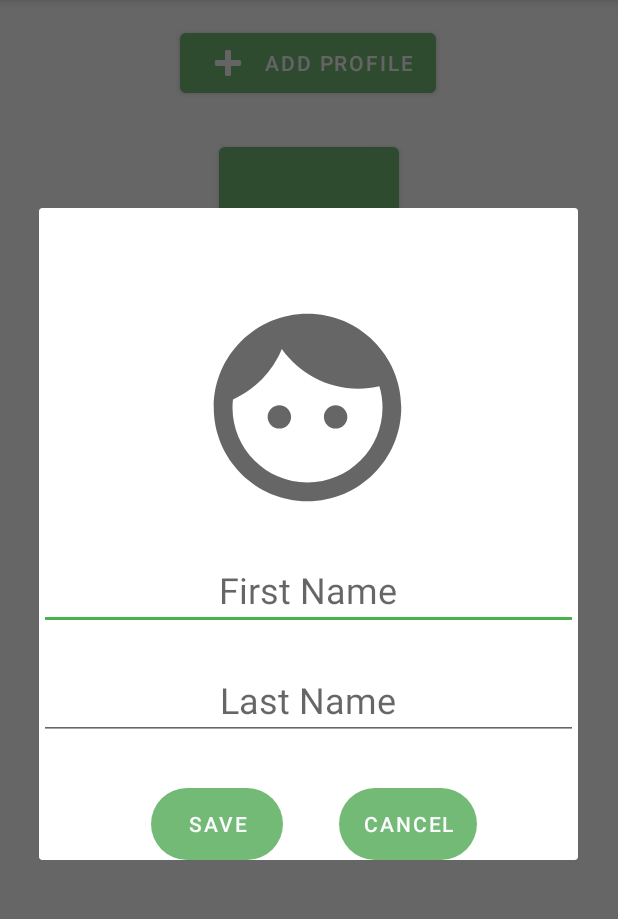
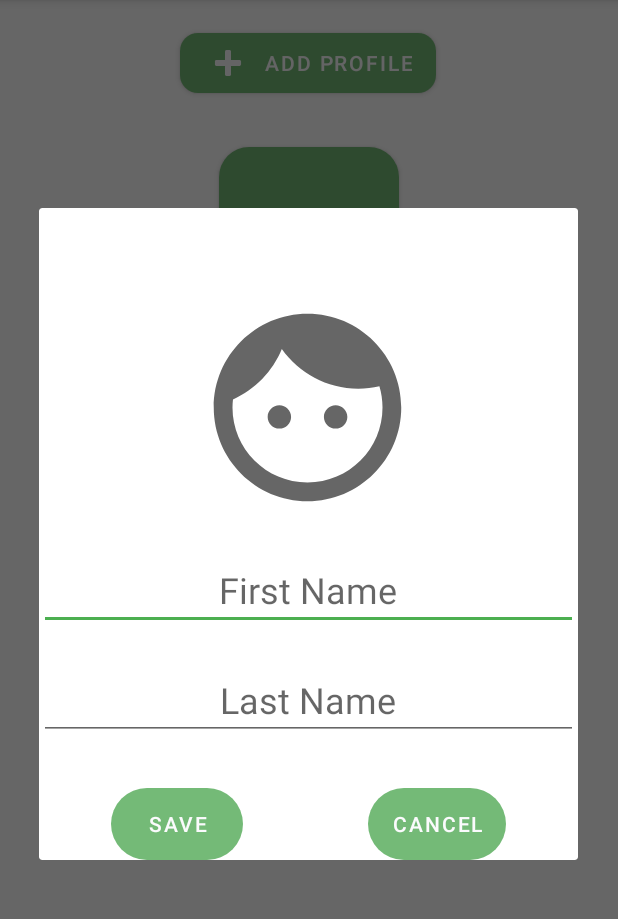
Before and after one commit to gavinrcodenext/MyDomilyApp, an Android app: the ProfilePageActivity screen opened directly, with no data from a screen before it, after a tap on "ADD PROFILE", on a phone screen of 412 x 824 dp, the part 84-1003 px from its top. Run offline under Robolectric (Android 15) with nearby library versions, the phone set to English and light mode, and no system bars.

Commit message:
Feedback changes

```diff
--- a/app/src/main/res/layout/activity_chore_assignment_page.xml
+++ b/app/src/main/res/layout/activity_chore_assignment_page.xml
@@ -72,8 +72,8 @@
         android:id="@+id/spinner"
         android:layout_width="wrap_content"
         android:layout_height="wrap_content"
-        app:layout_constraintEnd_toEndOf="parent"
-        app:layout_constraintHorizontal_bias="0.322"
+        android:layout_marginStart="100dp"
+        android:layout_marginLeft="100dp"
         app:layout_constraintStart_toStartOf="parent"
         app:layout_constraintTop_toBottomOf="@+id/profile_one_label" />
 
@@ -86,6 +86,7 @@
         android:onClick="confirmAssignChore"
         android:text="@string/confirm_assign_chore_button_label"
         app:backgroundTint="#74BA77"
+        app:cornerRadius="12dp"
         app:layout_constraintBottom_toBottomOf="parent"
         app:layout_constraintEnd_toEndOf="parent"
         app:layout_constraintStart_toStartOf="parent" />
--- a/app/src/main/res/layout/activity_main3.xml
+++ b/app/src/main/res/layout/activity_main3.xml
@@ -74,8 +74,11 @@
         android:layout_marginBottom="72dp"
         android:background="@drawable/custom_button"
         android:onClick="gotoMainActivity2"
+        android:textSize="20sp"
         app:backgroundTint="#74BA77"
-        app:icon="@android:drawable/ic_menu_revert"
+        app:icon="?attr/homeAsUpIndicator"
+        app:iconPadding="8dp"
+        app:iconSize="30dp"
         app:layout_constraintBottom_toBottomOf="parent"
         app:layout_constraintEnd_toStartOf="@+id/button2"
         app:layout_constraintHorizontal_bias="0.153"
--- a/app/src/main/res/layout/activity_profile_page.xml
+++ b/app/src/main/res/layout/activity_profile_page.xml
@@ -15,6 +15,7 @@
         android:text="@string/parent_profile_label"
         android:visibility="visible"
         app:backgroundTint="#74BA77"
+        app:cornerRadius="20dp"
         app:layout_constraintEnd_toEndOf="parent"
         app:layout_constraintStart_toStartOf="parent"
         app:layout_constraintTop_toBottomOf="@+id/add_profile_button" />
@@ -28,6 +29,7 @@
         android:layout_marginRight="40dp"
         android:visibility="invisible"
         app:backgroundTint="#74BA77"
+        app:cornerRadius="20dp"
         app:layout_constraintEnd_toEndOf="parent"
         app:layout_constraintTop_toBottomOf="@+id/profile_button_three" />
 
@@ -40,6 +42,7 @@
         android:layout_marginTop="30dp"
         android:visibility="invisible"
         app:backgroundTint="#74BA77"
+        app:cornerRadius="20dp"
         app:layout_constraintStart_toStartOf="parent"
         app:layout_constraintTop_toBottomOf="@+id/profile_button_four" />
 
@@ -52,6 +55,7 @@
         android:layout_marginRight="40dp"
         android:visibility="invisible"
         app:backgroundTint="#74BA77"
+        app:cornerRadius="20dp"
         app:layout_constraintEnd_toEndOf="parent"
         app:layout_constraintTop_toBottomOf="@+id/profile_button_five" />
 
@@ -63,6 +67,7 @@
         android:onClick="createNewProfileDialog"
         android:text="@string/add_profile_button_label"
         app:backgroundTint="#74BA77"
+        app:cornerRadius="12dp"
         app:icon="@android:drawable/ic_input_add"
         app:layout_constraintEnd_toEndOf="parent"
         app:layout_constraintHorizontal_bias="0.498"
@@ -78,6 +83,7 @@
         android:layout_marginTop="30dp"
         android:visibility="invisible"
         app:backgroundTint="#74BA77"
+        app:cornerRadius="20dp"
         app:layout_constraintStart_toStartOf="parent"
         app:layout_constraintTop_toBottomOf="@+id/parent_profile_button" />
 
@@ -90,6 +96,7 @@
         android:layout_marginTop="30dp"
         android:visibility="invisible"
         app:backgroundTint="#74BA77"
+        app:cornerRadius="20dp"
         app:layout_constraintStart_toStartOf="parent"
         app:layout_constraintTop_toBottomOf="@+id/profile_button_two" />
 
@@ -102,6 +109,7 @@
         android:layout_marginRight="40dp"
         android:visibility="invisible"
         app:backgroundTint="#74BA77"
+        app:cornerRadius="20dp"
         app:layout_constraintEnd_toEndOf="parent"
         app:layout_constraintTop_toBottomOf="@+id/parent_profile_button" />
 
--- a/app/src/main/res/layout/popup.xml
+++ b/app/src/main/res/layout/popup.xml
@@ -46,33 +46,29 @@
         android:gravity="center_horizontal" />
 
     <Button
+        android:id="@+id/cancelButton"
+        android:layout_width="wrap_content"
+        android:layout_height="wrap_content"
+        android:layout_marginTop="32dp"
+        android:layout_marginEnd="48dp"
+        android:layout_marginRight="48dp"
+        android:background="@drawable/custom_button"
+        android:text="Cancel"
+        app:backgroundTint="#74BA77"
+        app:layout_constraintEnd_toEndOf="parent"
+        app:layout_constraintTop_toBottomOf="@+id/newprofilepopup_lastname" />
+
+    <Button
         android:id="@+id/saveButton"
         android:layout_width="wrap_content"
         android:layout_height="wrap_content"
+        android:layout_marginStart="48dp"
+        android:layout_marginLeft="48dp"
         android:layout_marginTop="32dp"
         android:background="@drawable/custom_button"
         android:text="Save"
         app:backgroundTint="#74BA77"
-        app:layout_constraintBottom_toBottomOf="parent"
-        app:layout_constraintEnd_toEndOf="parent"
-        app:layout_constraintHorizontal_bias="0.275"
         app:layout_constraintStart_toStartOf="parent"
-        app:layout_constraintTop_toBottomOf="@+id/newprofilepopup_lastname"
-        app:layout_constraintVertical_bias="0.453" />
-
-    <Button
-        android:id="@+id/cancelButton"
-        android:layout_width="wrap_content"
-        android:layout_height="wrap_content"
-        android:layout_marginTop="32dp"
-        android:background="@drawable/custom_button"
-        android:text="Cancel"
-        app:backgroundTint="#74BA77"
-        app:layout_constraintBottom_toBottomOf="parent"
-        app:layout_constraintEnd_toEndOf="parent"
-        app:layout_constraintHorizontal_bias="0.748"
-        app:layout_constraintStart_toStartOf="parent"
-        app:layout_constraintTop_toBottomOf="@+id/newprofilepopup_lastname"
-        app:layout_constraintVertical_bias="0.453" />
+        app:layout_constraintTop_toBottomOf="@+id/newprofilepopup_lastname" />
 
 </androidx.constraintlayout.widget.ConstraintLayout>
```
Also changed, not shown: app/src/main/res/layout/activity_main.xml (+21 -17 lines), app/src/main/res/layout/activity_main2.xml (+29 -27 lines), app/src/main/res/drawable/screen_shot_2021_07_27_at_1_56_48_pm.png (added).
